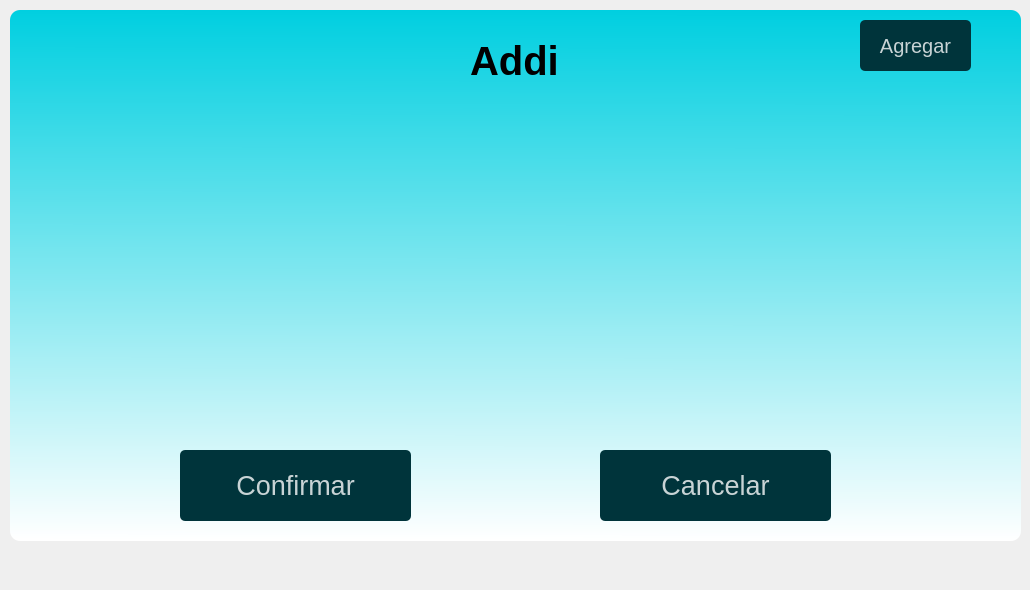
Above: ui/ihr.ui from daburneo1/addi before the change. Below: the same form after it.
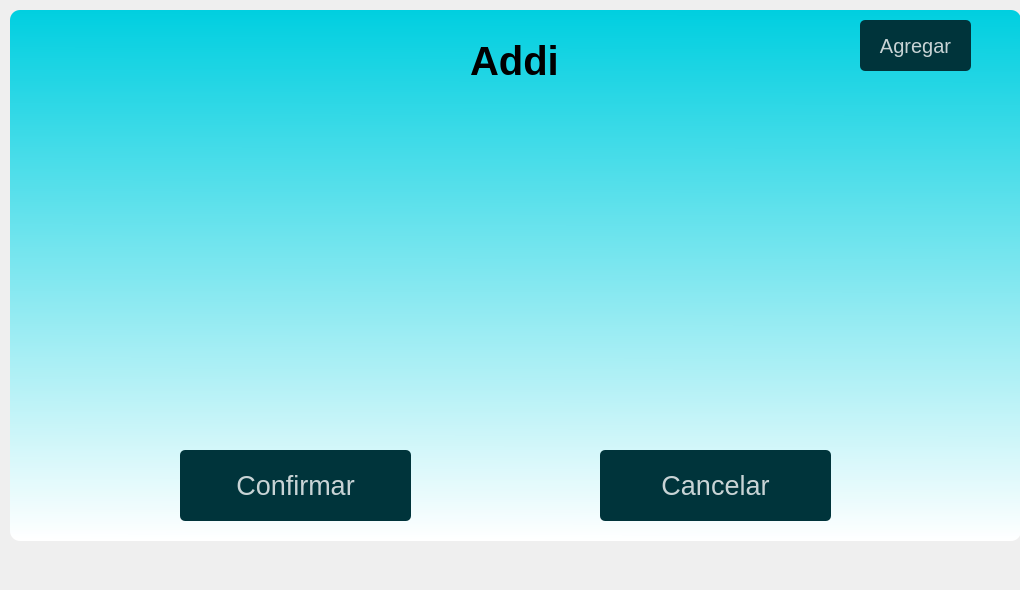
That is the form after the change.

```diff
--- a/ui/ihr.ui
+++ b/ui/ihr.ui
@@ -6,7 +6,7 @@
    <rect>
     <x>0</x>
     <y>0</y>
-    <width>1030</width>
+    <width>1020</width>
     <height>590</height>
    </rect>
   </property>
@@ -18,8 +18,8 @@
   </property>
   <property name="maximumSize">
    <size>
-    <width>1030</width>
-    <height>580</height>
+    <width>1020</width>
+    <height>590</height>
    </size>
   </property>
   <property name="windowTitle">
```
